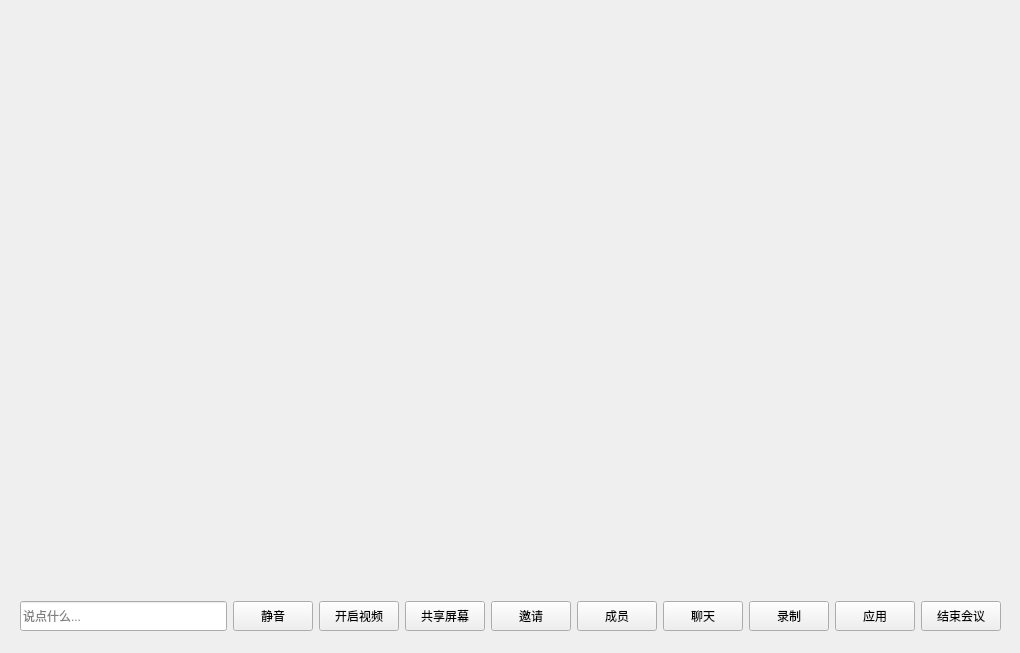
Old version of the form ui/inmeeting.ui in the repository zhangdalin/MeetEx.
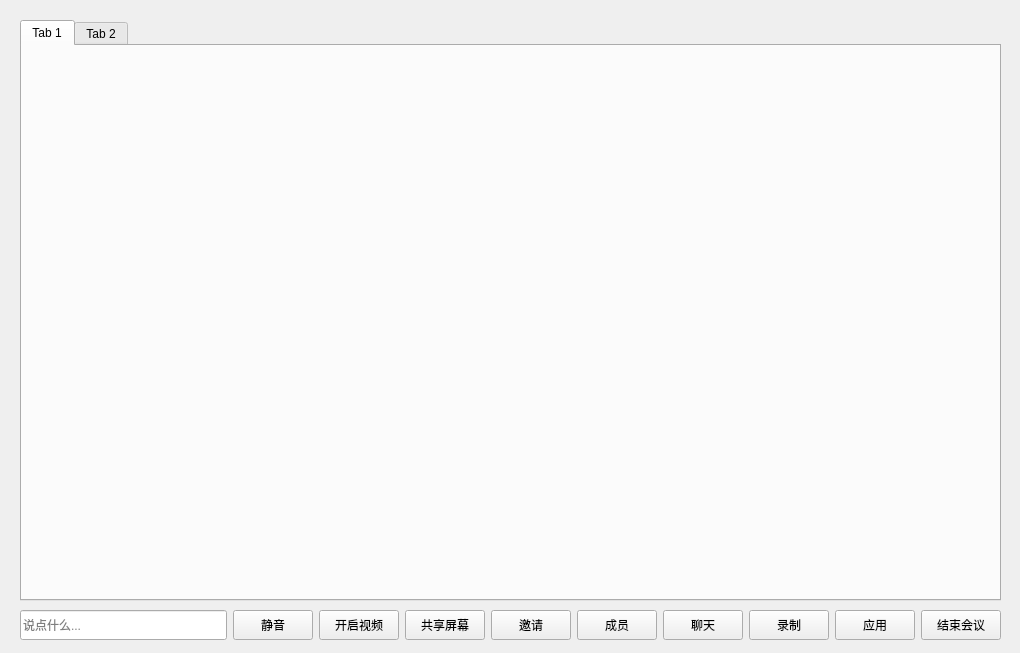
New version of the form.

Commit message: fix: correct inmeeting.cpp resizeEvent and sidebar toggle handlers

Patch:
```diff
--- a/ui/inmeeting.ui
+++ b/ui/inmeeting.ui
@@ -17,9 +17,9 @@
    <property name="geometry">
     <rect>
      <x>20</x>
-     <y>600</y>
+     <y>610</y>
      <width>981</width>
-     <height>32</height>
+     <height>31</height>
     </rect>
    </property>
    <layout class="QHBoxLayout" name="horizontalLayout">
@@ -209,16 +209,34 @@
     </item>
    </layout>
   </widget>
-  <widget class="QWidget" name="gridLayoutWidget">
+  <widget class="QWidget" name="">
    <property name="geometry">
     <rect>
      <x>20</x>
      <y>20</y>
      <width>981</width>
-     <height>571</height>
+     <height>581</height>
     </rect>
    </property>
-   <layout class="QGridLayout" name="gridLayout"/>
+   <layout class="QHBoxLayout" name="mainLayout" stretch="8,2">
+    <item>
+     <layout class="QGridLayout" name="userGridLayout"/>
+    </item>
+    <item>
+     <widget class="QTabWidget" name="tabWidget">
+      <widget class="QWidget" name="memberTab">
+       <attribute name="title">
+        <string>Tab 1</string>
+       </attribute>
+      </widget>
+      <widget class="QWidget" name="chartTab">
+       <attribute name="title">
+        <string>Tab 2</string>
+       </attribute>
+      </widget>
+     </widget>
+    </item>
+   </layout>
   </widget>
  </widget>
  <resources/>
```
Left out of the diff: 2 changed lines with no effect on the pictures. The commit also changes 1 other file.
